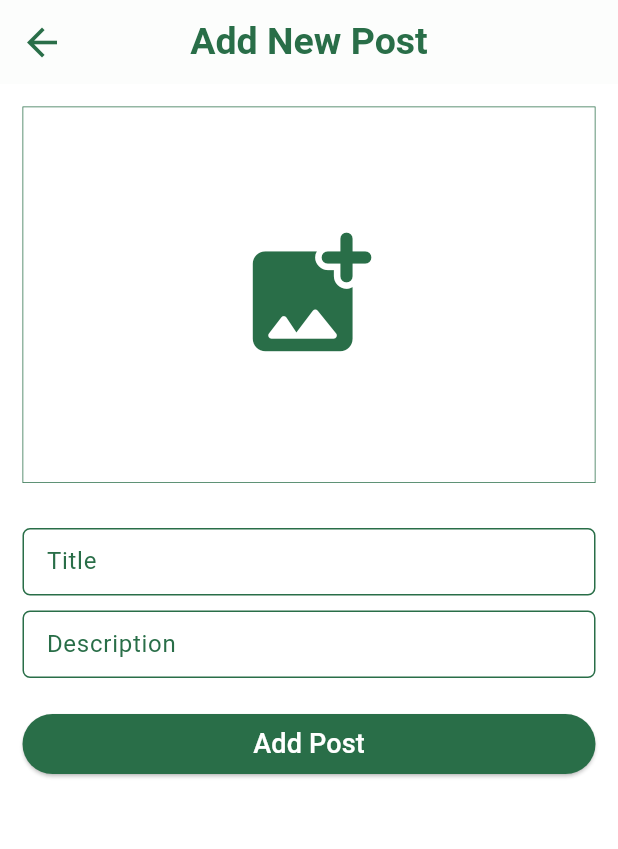
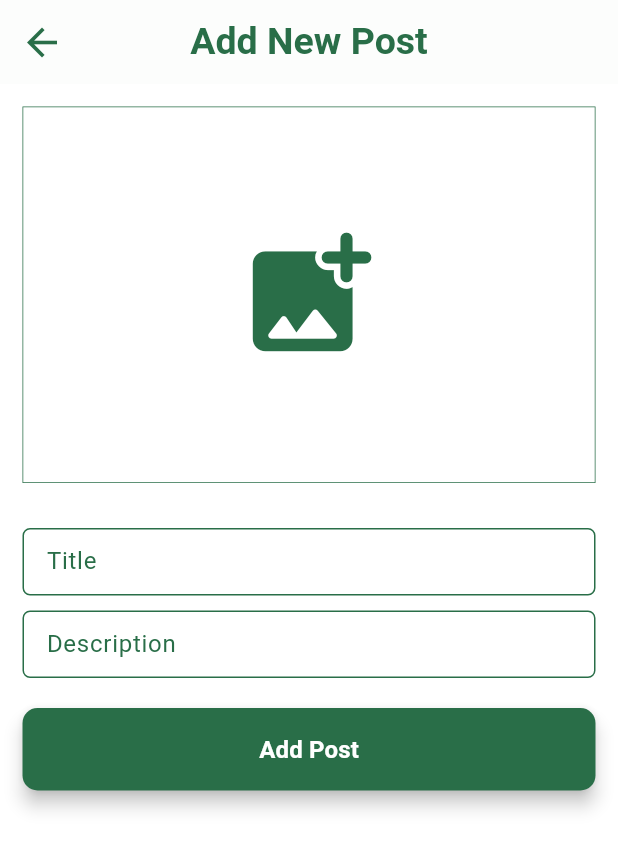
Before and after one commit to ThivaaVipul/Harvest_Guardian, a Flutter app: the AddBlogPost screen opened directly, on a phone screen of 412 x 824 dp. Shown: the top 849 px of the screen. Run offline on Flutter 3.47's test engine with Material 3 defaults, Android fonts, the phone set to English and light mode, and no system bars; our stand-ins replace cached_network_image, cloud_firestore, curved_navigation_bar, firebase_auth, firebase_core, firebase_database and 14 more; missing offline and left inert: flutter_share, tflite; accounts and stored records are empty; generated files the repository leaves out were written again.

```diff
--- a/lib/screens/add_blog_post_screen.dart
+++ b/lib/screens/add_blog_post_screen.dart
@@ -241,13 +241,19 @@ class _AddBlogPostState extends State<AddBlogPost> {
               ElevatedButton(
                 onPressed: _uploadBlogPost,
                 style: ElevatedButton.styleFrom(
+                  foregroundColor: Colors.white,
                   backgroundColor: Constants.primaryColor,
+                  shape: RoundedRectangleBorder(
+                    borderRadius: BorderRadius.circular(10),
+                  ),
+                  elevation: 5,
+                  padding: EdgeInsets.symmetric(horizontal: 32, vertical: 16),
                 ),
-                child: const Text(
-                  "Add Post",
+                child: Text(
+                  'Add Post',
                   style: TextStyle(
-                    color: Colors.white,
-                    fontSize: 18,
+                    fontSize: 16,
+                    fontWeight: FontWeight.bold,
                   ),
                 ),
               ),
--- a/lib/screens/product_listing_page.dart
+++ b/lib/screens/product_listing_page.dart
@@ -35,7 +35,7 @@ class _ProductListingPageState extends State<ProductListingPage> {
 
   void _onSearchChanged(String value) {
     if (_debounce?.isActive ?? false) _debounce!.cancel();
-    _debounce = Timer(const Duration(milliseconds: 1000), () {
+    _debounce = Timer(const Duration(milliseconds: 1250), () {
       setState(() {
         searchQuery = value.toLowerCase();
       });
```
Also changed, not shown: lib/screens/add_product_page.dart (+25 -6 lines), lib/screens/edit_product.dart (+26 -4 lines), lib/widgets/community_post.dart (+15 -5 lines), lib/widgets/like_button.dart (deleted, +0 -20 lines).
